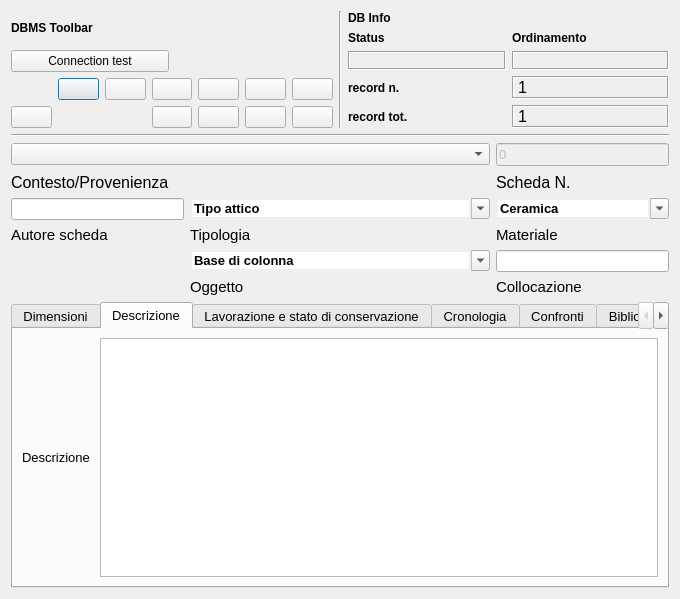
Before: the Qt Designer form gui/ui/Inv_Lapidei.ui in pyarchinit/pyarchinit, drawn with Qt 5.
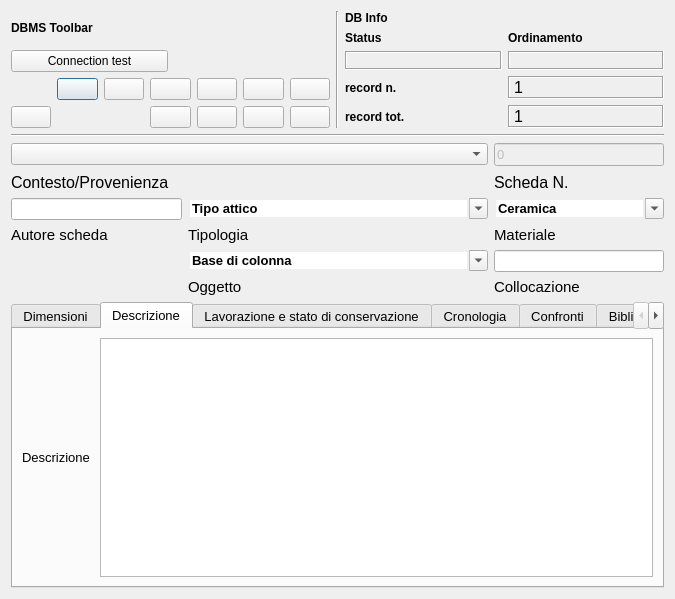
After: the same form once the commit is applied. The open tabs and pages were chosen to show the change. Icons and pictures are not drawn.

```diff
--- a/gui/ui/Inv_Lapidei.ui
+++ b/gui/ui/Inv_Lapidei.ui
@@ -6,7 +6,7 @@
    <rect>
     <x>0</x>
     <y>0</y>
-    <width>680</width>
+    <width>675</width>
     <height>599</height>
    </rect>
   </property>
```
Left out of the diff: 2 changed lines with no effect on the pictures.
